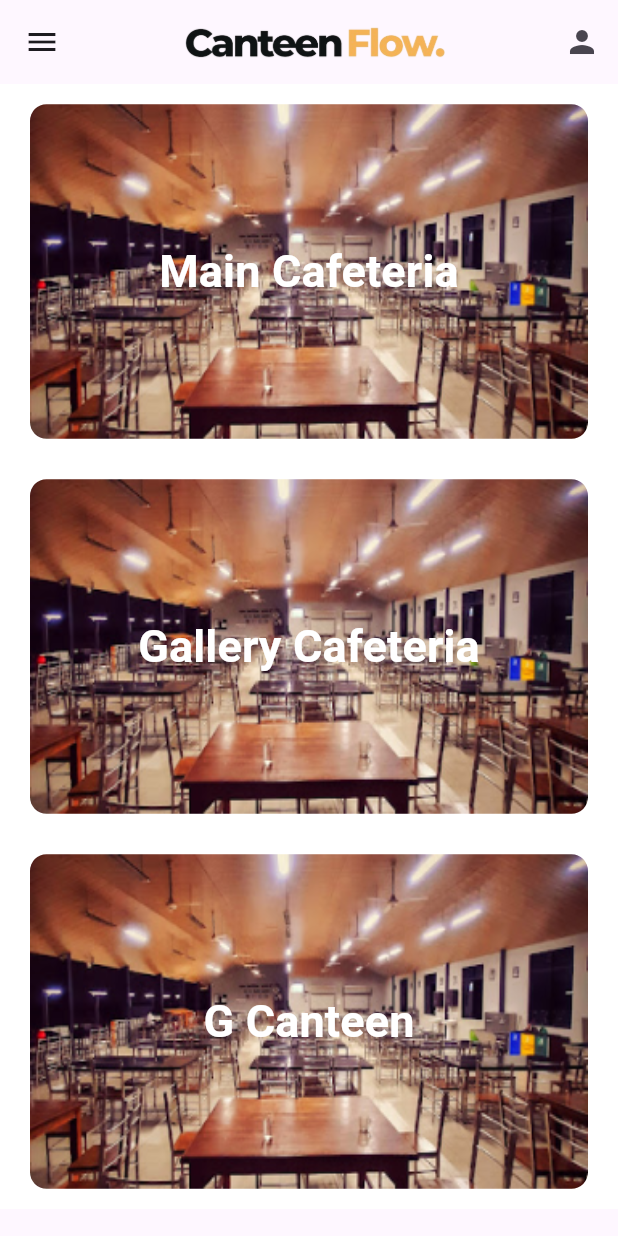
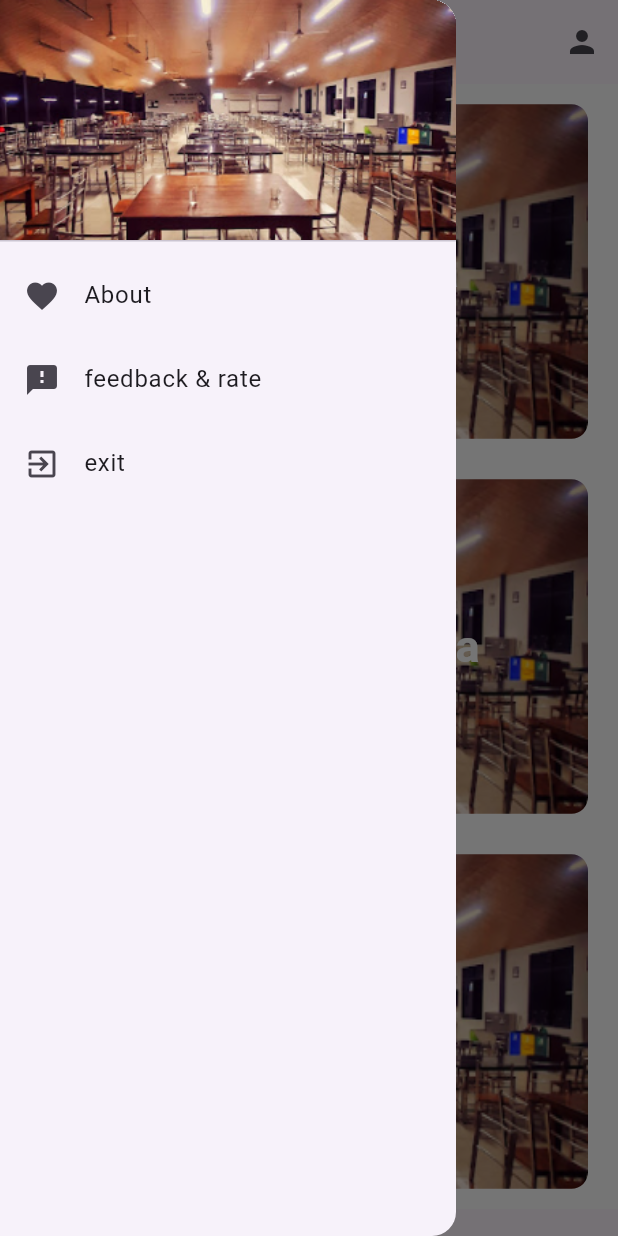
Before and after one commit to m-prasanna/Canteen-Flow-Uni-Project, a Flutter app: the HomeScreen screen opened directly, with the side drawer open (before the commit the screen has no drawer), on a phone screen of 412 x 824 dp. Run offline on Flutter 3.47's test engine with Material 3 defaults, Android fonts, the phone set to English and light mode, and no system bars; Roboto replaces fonts that are missing (Rubik).

Commit message:
create navdrawer

```diff
--- a/canteen_flow_app/lib/screen/home.dart
+++ b/canteen_flow_app/lib/screen/home.dart
@@ -1,3 +1,4 @@
+import 'package:canteen_flow_app/screen/navdrawer.dart';
 import 'package:flutter/material.dart';
 
 class HomeScreen extends StatelessWidget {
@@ -7,10 +8,6 @@ class HomeScreen extends StatelessWidget {
   Widget build(BuildContext context) {
     return Scaffold(
       appBar: AppBar(
-        leading: IconButton(
-          icon: Icon(Icons.menu),
-          onPressed: () {},
-        ),
         title: Image.asset(
           "assets/splash.png",
           height: 120,
@@ -19,6 +16,7 @@ class HomeScreen extends StatelessWidget {
           IconButton(onPressed:(){}, icon: Icon(Icons.person))
         ],
       ),
+      drawer: AppDrawer(),
       body: SingleChildScrollView(
         child: Center(
           child: Column(
--- /dev/null
+++ b/canteen_flow_app/lib/screen/navdrawer.dart
@@ -0,0 +1,50 @@
+import 'package:flutter/material.dart';
+
+class AppDrawer extends StatelessWidget {
+  @override
+  Widget build(BuildContext context) {
+    return Drawer(
+      child: ListView(
+        padding: EdgeInsets.zero,
+        children: <Widget>[
+          const DrawerHeader(
+
+            decoration: BoxDecoration(
+          image: DecorationImage(
+            image: AssetImage('assets/Resualt 1.png'), // Replace with your image path
+            fit: BoxFit.cover,
+          ),
+        ), child: null,
+
+          ),
+          ListTile(
+            leading: Icon(Icons.favorite),
+            title: Text('About'),
+            onTap: () {
+              // Add functionality for the Home drawer item
+              Navigator.pop(context); // Close the drawer
+            },
+          ),
+          ListTile(
+            leading: Icon(Icons.feedback),
+            title: Text('feedback & rate'),
+            onTap: () {
+              // Add functionality for the Settings drawer item
+              Navigator.pop(context); // Close the drawer
+            },
+          ),
+
+          ListTile(
+            leading: Icon(Icons.exit_to_app),
+            title: Text('exit'),
+            onTap: () {
+              // Add functionality for the Settings drawer item
+              Navigator.pop(context); // Close the drawer
+            },
+          ),
+          // Add more ListTile widgets for additional items
+        ],
+      ),
+    );
+  }
+}
```
Also changed, not shown: canteen_flow_app/lib/screen/loging.dart (+9 -2 lines).
